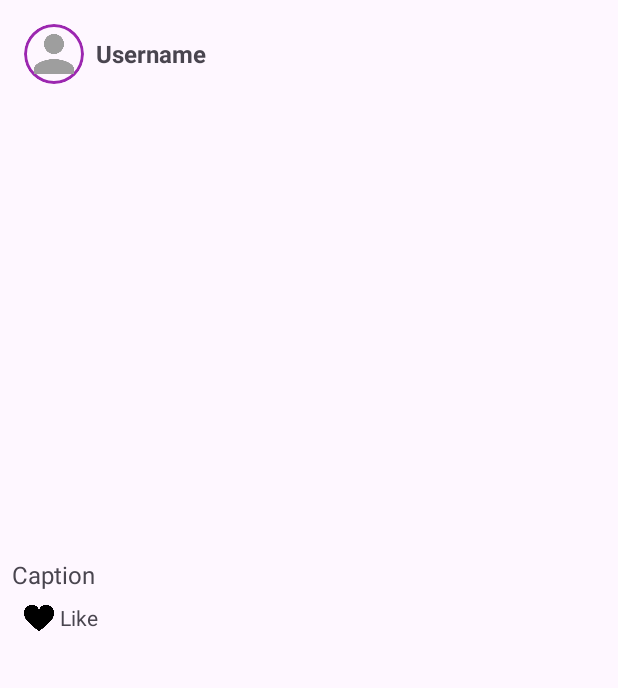
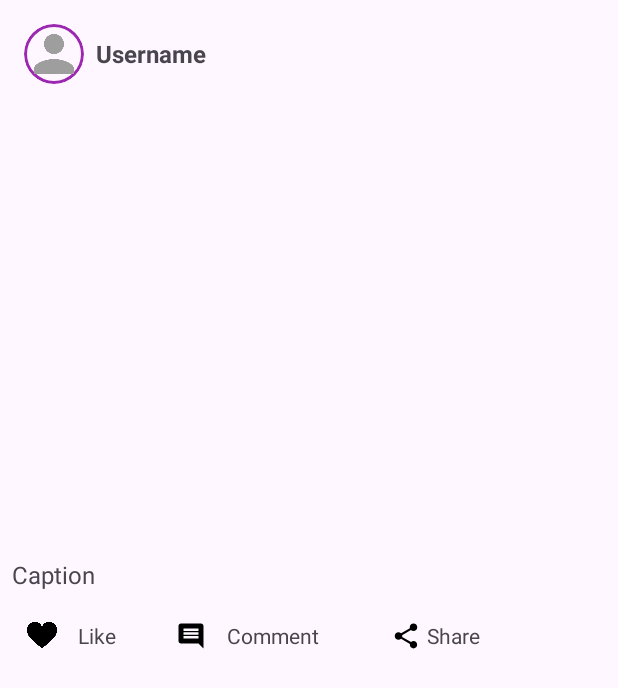
Before and after one commit to Dilipjp/Connectify-android, an Android app: the layout item_post.xml on its own in the app's theme, with its tools: preview values and no code run, on a phone screen of 412 x 824 dp. Shown: the top 688 px of the screen. Run offline under Robolectric (Android 15) with nearby library versions, the phone set to English and light mode, and no system bars.

Commit message:
working like comment share  button

```diff
--- a/app/src/main/res/layout/item_post.xml
+++ b/app/src/main/res/layout/item_post.xml
@@ -51,12 +51,20 @@
         android:textSize="16sp" />
 
         <LinearLayout
-        android:id="@+id/likeButton"
-        android:layout_width="wrap_content"
+        android:layout_width="match_parent"
         android:layout_height="wrap_content"
         android:orientation="horizontal"
         android:gravity="center_vertical"
-        android:padding="8dp">
+        android:padding="10dp">
+
+            <LinearLayout
+                android:layout_width="wrap_content"
+                android:layout_height="wrap_content"
+                android:id="@+id/like"
+                android:orientation="horizontal"
+                android:gravity="center_vertical"
+               android:layout_marginRight="20dp"
+                >
 
                 <ImageView
                     android:id="@+id/likeIcon"
@@ -69,8 +77,62 @@
                     android:layout_width="wrap_content"
                     android:layout_height="wrap_content"
                     android:layout_marginStart="4dp"
+                    android:padding="10dp"
                     android:text="Like"
                     android:textSize="14sp" />
+
+            </LinearLayout>
+
+
+
+
+        <LinearLayout
+            android:id="@+id/commentbutton"
+            android:layout_width="wrap_content"
+            android:layout_height="wrap_content"
+            android:orientation="horizontal"
+            android:gravity="center_vertical"
+            android:layout_marginRight="20dp"
+            android:padding="10dp">
+            <ImageView
+                android:id="@+id/commentIcon"
+                android:layout_width="20dp"
+                android:layout_height="20dp"
+                android:layout_marginRight="10dp"
+                android:src="@drawable/baseline_comment_24" />
+
+            <TextView
+                android:id="@+id/CommentText"
+                android:layout_width="wrap_content"
+                android:layout_height="wrap_content"
+                android:layout_marginStart="4dp"
+                android:text="Comment"
+                android:textSize="14sp" />
+
+        </LinearLayout>
+        <LinearLayout
+            android:id="@+id/Sharebutton"
+            android:layout_width="wrap_content"
+            android:layout_height="wrap_content"
+            android:orientation="horizontal"
+            android:gravity="center_vertical"
+            android:layout_marginLeft="10dp"
+            android:padding="8dp">
+            <ImageView
+                android:id="@+id/ShareIcon"
+                android:layout_width="20dp"
+                android:layout_height="20dp"
+                android:src="@drawable/baseline_share_24" />
+
+            <TextView
+                android:id="@+id/ShareText"
+                android:layout_width="wrap_content"
+                android:layout_height="wrap_content"
+                android:layout_marginStart="4dp"
+                android:text="Share"
+                android:textSize="14sp" />
+
+        </LinearLayout>
     </LinearLayout>
 
 
```
Lines whose indentation alone changed are shown as unchanged.
